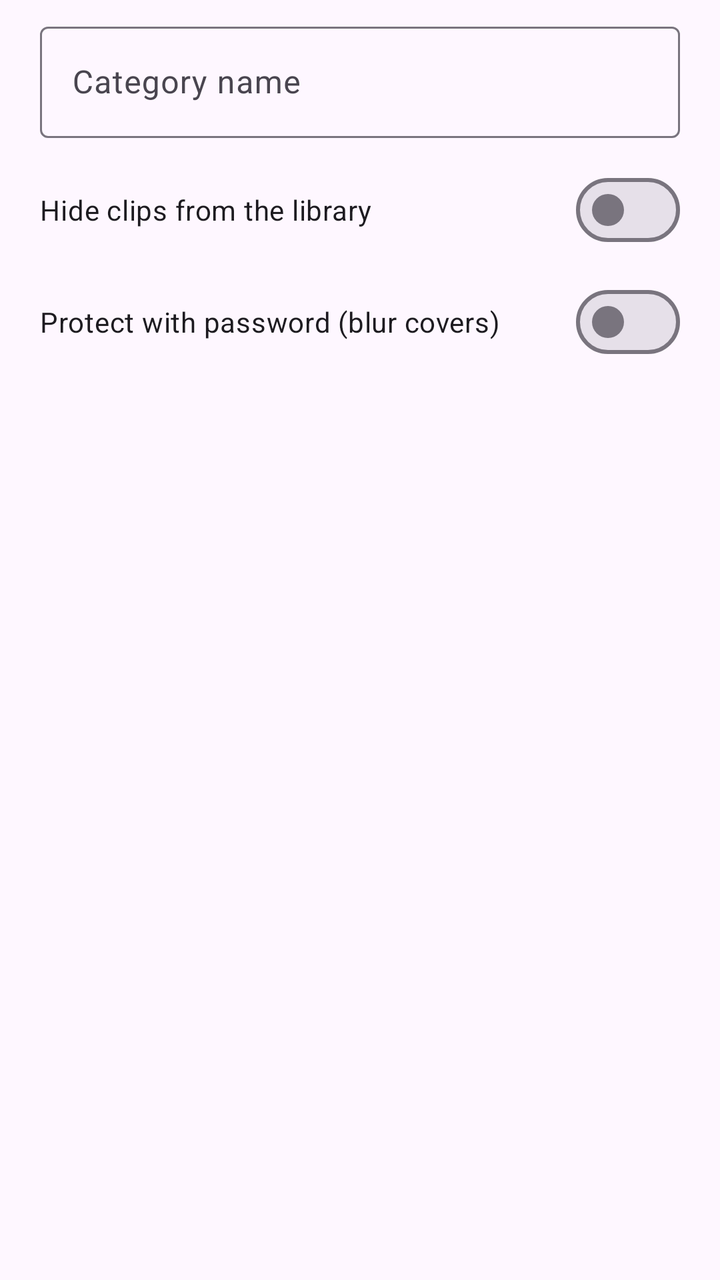
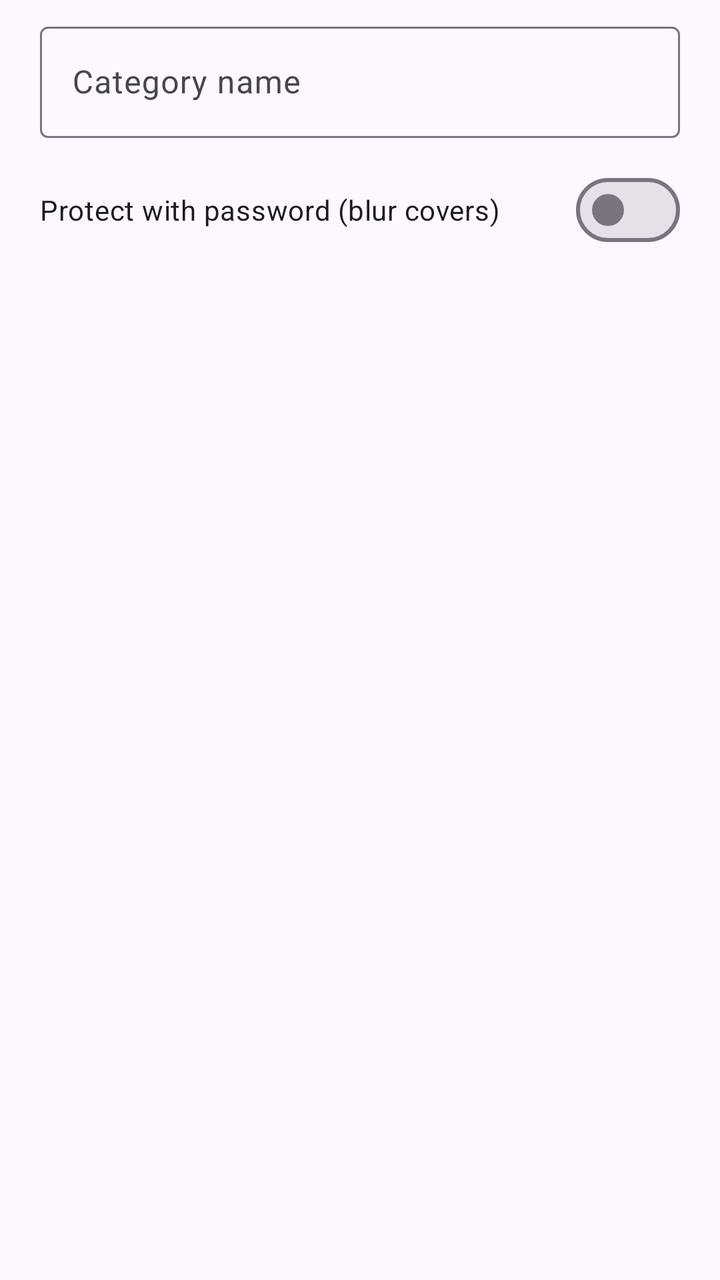

An Android layout rendered at two revisions. The XML below is the earlier revision; the diff shows what the commit changed to produce the second picture.
<!-- AndroidManifest.xml: application theme Theme.MyVideoLibrary -->
<!-- res/layout/dialog_edit_category.xml -->
<?xml version="1.0" encoding="utf-8"?>
<LinearLayout xmlns:android="http://schemas.android.com/apk/res/android"
    xmlns:app="http://schemas.android.com/apk/res-auto"
    android:layout_width="match_parent"
    android:layout_height="wrap_content"
    android:orientation="vertical"
    android:paddingHorizontal="20dp"
    android:paddingTop="8dp">

    <com.google.android.material.textfield.TextInputLayout
        style="@style/Widget.Material3.TextInputLayout.OutlinedBox"
        android:layout_width="match_parent"
        android:layout_height="wrap_content"
        android:hint="@string/category_hint">

        <com.google.android.material.textfield.TextInputEditText
            android:id="@+id/nameInput"
            android:layout_width="match_parent"
            android:layout_height="wrap_content"
            android:inputType="text"
            android:maxLines="1" />
    </com.google.android.material.textfield.TextInputLayout>

    
    <com.google.android.material.materialswitch.MaterialSwitch
        android:id="@+id/hideSwitch"
        android:layout_width="match_parent"
        android:layout_height="wrap_content"
        android:layout_marginTop="12dp"
        android:text="@string/hide_clips" />

    
    <com.google.android.material.materialswitch.MaterialSwitch
        android:id="@+id/protectSwitch"
        android:layout_width="match_parent"
        android:layout_height="wrap_content"
        android:layout_marginTop="8dp"
        android:text="@string/protect_section" />

    <com.google.android.material.textfield.TextInputLayout
        android:id="@+id/passwordLayout"
        style="@style/Widget.Material3.TextInputLayout.OutlinedBox"
        android:layout_width="match_parent"
        android:layout_height="wrap_content"
        android:layout_marginTop="8dp"
        android:visibility="gone"
        app:endIconMode="password_toggle"
        android:hint="@string/section_password_hint">

        <com.google.android.material.textfield.TextInputEditText
            android:id="@+id/passwordInput"
            android:layout_width="match_parent"
            android:layout_height="wrap_content"
            android:inputType="textPassword"
            android:maxLines="1" />
    </com.google.android.material.textfield.TextInputLayout>
</LinearLayout>
<!-- resources referenced by this layout -->
<resources>
  <string name="category_hint">Category name</string>
  <string name="hide_clips">Hide clips from the library</string>
  <string name="protect_section">Protect with password (blur covers)</string>
  <string name="section_password_hint">Section password</string>
  <style name="Theme.MyVideoLibrary" parent="Theme.Material3.DayNight.NoActionBar">
          <item name="colorPrimary">@color/brand_primary</item>
          <item name="colorPrimaryDark">@color/brand_primary_dark</item>
          <item name="colorSecondary">@color/brand_secondary</item>
          <item name="colorTertiary">@color/brand_accent</item>
          <item name="android:statusBarColor">?attr/colorSurface</item>
          <item name="android:windowLightStatusBar" tools:targetApi="m">true</item>
          
          <item name="toolbarStyle">@style/Widget.App.Toolbar</item>
      </style>
  <color name="brand_primary">#6750A4</color>
  <color name="brand_primary_dark">#4F378B</color>
  <color name="brand_secondary">#625B71</color>
  <color name="brand_accent">#7D5260</color>
  <style name="Widget.App.Toolbar" parent="Widget.Material3.Toolbar.OnSurface">
          <item name="navigationIconTint">?attr/colorOnSurface</item>
          <item name="titleTextColor">?attr/colorOnSurface</item>
          <item name="titleTextAppearance">@style/TextAppearance.App.ToolbarTitle</item>
          <item name="android:background">?attr/colorSurface</item>
      </style>
  <style name="TextAppearance.App.ToolbarTitle" parent="TextAppearance.Material3.TitleLarge">
          <item name="android:textStyle">bold</item>
      </style>
</resources>

<!-- the commit's change to res/layout/dialog_edit_category.xml (unified diff, before → after) -->
@@ -23,18 +23,10 @@
 
     
     <com.google.android.material.materialswitch.MaterialSwitch
-        android:id="@+id/hideSwitch"
+        android:id="@+id/protectSwitch"
         android:layout_width="match_parent"
         android:layout_height="wrap_content"
         android:layout_marginTop="12dp"
-        android:text="@string/hide_clips" />
-
-    
-    <com.google.android.material.materialswitch.MaterialSwitch
-        android:id="@+id/protectSwitch"
-        android:layout_width="match_parent"
-        android:layout_height="wrap_content"
-        android:layout_marginTop="8dp"
         android:text="@string/protect_section" />
 
     <com.google.android.material.textfield.TextInputLayout
<!-- resource entries referenced after the edit -->
@@ -1,7 +1,6 @@
 <!-- resources referenced by this layout -->
 <resources>
   <string name="category_hint">Category name</string>
-  <string name="hide_clips">Hide clips from the library</string>
   <string name="protect_section">Protect with password (blur covers)</string>
   <string name="section_password_hint">Section password</string>
   <style name="Theme.MyVideoLibrary" parent="Theme.Material3.DayNight.NoActionBar">
